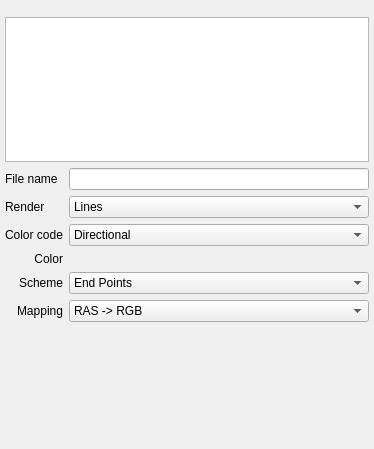
The window that freeview/PanelTrack.ui (freesurfer/freesurfer) describes before a commit, drawn with Qt 5.
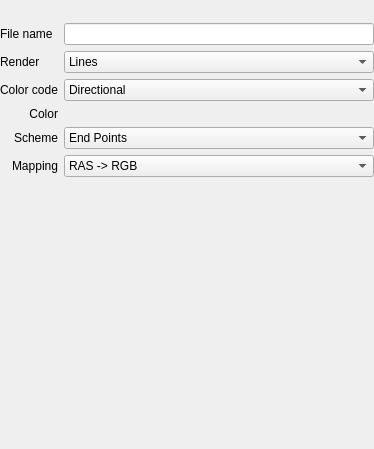
The same window after the commit. Custom widgets are drawn as their Qt base class.

Commit message: One control panel for all types of layers

Diff of the .ui file:
```diff
--- a/freeview/PanelTrack.ui
+++ b/freeview/PanelTrack.ui
@@ -29,18 +29,9 @@
     </rect>
    </property>
    <layout class="QVBoxLayout" name="verticalLayout">
-    <property name="leftMargin">
-     <number>5</number>
-    </property>
-    <property name="topMargin">
+    <property name="margin">
      <number>0</number>
     </property>
-    <property name="rightMargin">
-     <number>5</number>
-    </property>
-    <property name="bottomMargin">
-     <number>5</number>
-    </property>
     <item>
      <layout class="QVBoxLayout" name="verticalLayoutToolbar">
       <property name="spacing">
@@ -65,36 +56,6 @@
         </property>
        </widget>
       </item>
-      <item>
-       <widget class="LayerTreeWidget" name="treeWidgetLayers">
-        <property name="sizePolicy">
-         <sizepolicy hsizetype="Expanding" vsizetype="Fixed">
-          <horstretch>0</horstretch>
-          <verstretch>0</verstretch>
-         </sizepolicy>
-        </property>
-        <property name="maximumSize">
-         <size>
-          <width>16777215</width>
-          <height>145</height>
-         </size>
-        </property>
-        <property name="rootIsDecorated">
-         <bool>false</bool>
-        </property>
-        <property name="uniformRowHeights">
-         <bool>true</bool>
-        </property>
-        <attribute name="headerVisible">
-         <bool>false</bool>
-        </attribute>
-        <column>
-         <property name="text">
-          <string notr="true">1</string>
-         </property>
-        </column>
-       </widget>
-      </item>
      </layout>
     </item>
     <item>
@@ -277,11 +238,6 @@
   </widget>
  </widget>
  <customwidgets>
-  <customwidget>
-   <class>LayerTreeWidget</class>
-   <extends>QTreeWidget</extends>
-   <header>LayerTreeWidget.h</header>
-  </customwidget>
   <customwidget>
    <class>QtColorPicker</class>
    <extends>QWidget</extends>
```
The commit also changes 20 other files.
